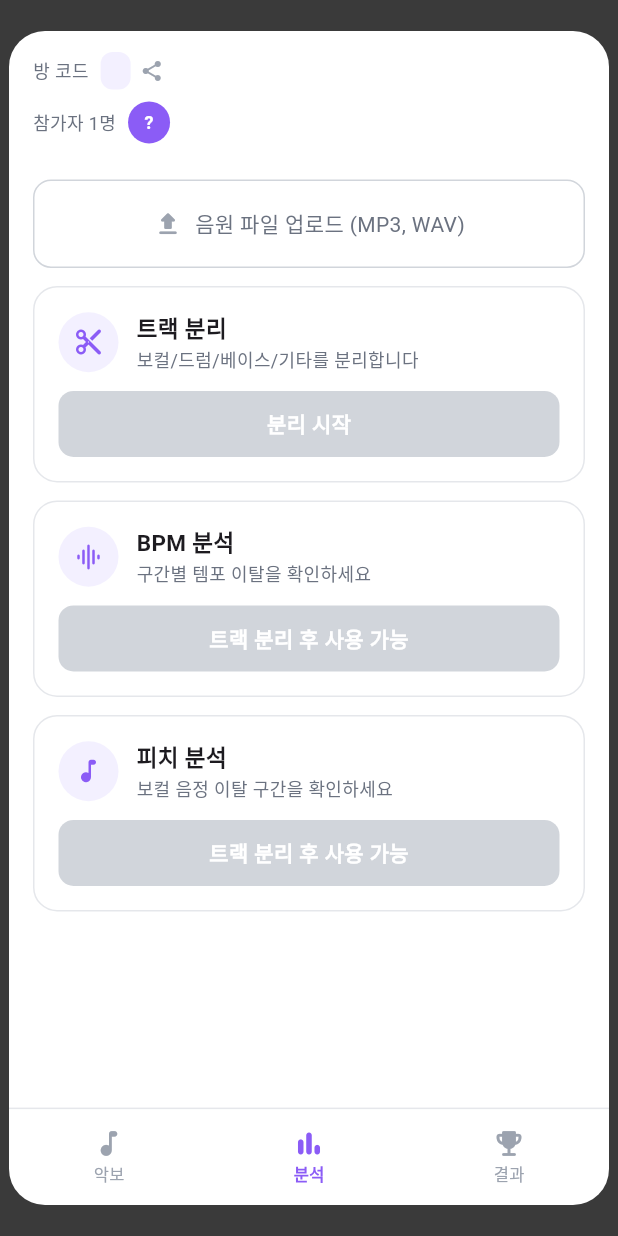
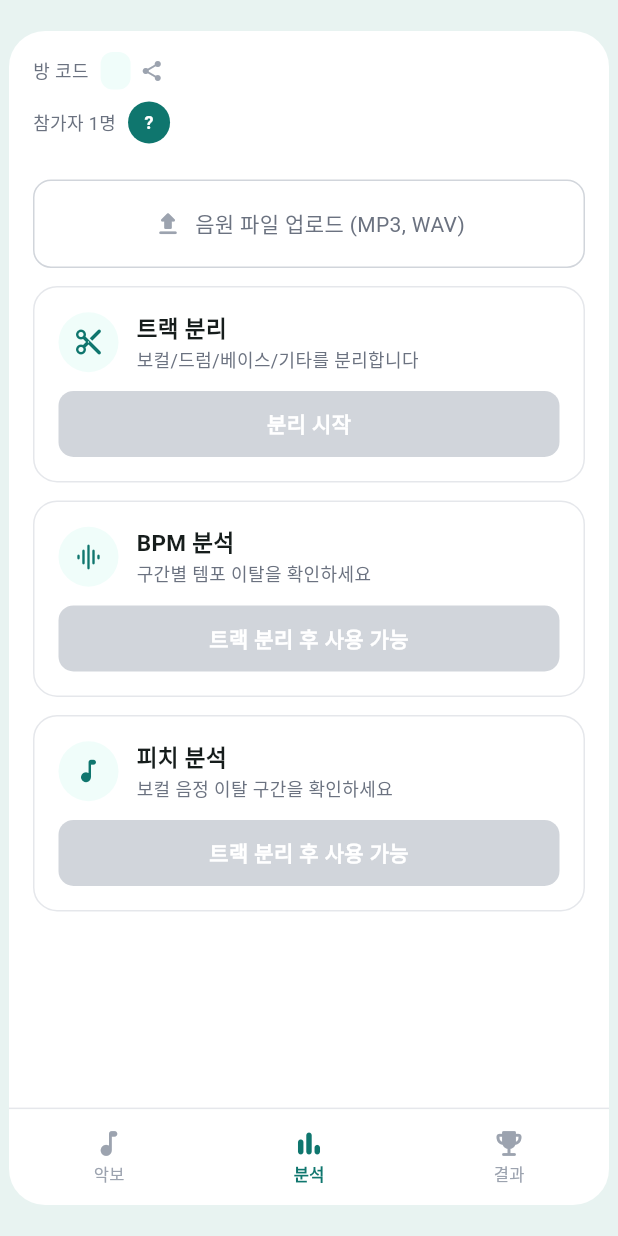
Before and after one commit to rlaalswo1222/EnsembleSync, a Flutter app: the MainScreen screen opened directly with empty values, item 2 of the bottom bar chosen, on a phone screen of 412 x 824 dp. Run offline on Flutter 3.47's test engine with Material 3 defaults, Android fonts, the phone set to English and light mode, and no system bars; our stand-ins replace audioplayers, file_picker, image_cropper, image_picker; missing offline and left inert: pdfx; network calls fail; Roboto replaces fonts that are missing (Pretendard).

Commit message:
style: update app color theme

```diff
--- a/lib/main.dart
+++ b/lib/main.dart
@@ -18,9 +18,10 @@ class EnsembleSyncApp extends StatelessWidget {
       debugShowCheckedModeBanner: false,
       theme: ThemeData(
         colorScheme: ColorScheme.fromSeed(
-          seedColor: const Color(0xFF8B5CF6),
+          seedColor: const Color(0xFF0F766E),
           brightness: Brightness.light,
         ),
+        scaffoldBackgroundColor: const Color(0xFFF8FAFC),
         useMaterial3: true,
         fontFamily: 'Pretendard',
       ),
--- a/lib/screens/analysis_tab.dart
+++ b/lib/screens/analysis_tab.dart
@@ -34,7 +34,7 @@ class AnalysisTab extends StatefulWidget {
 }
 
 class _AnalysisTabState extends State<AnalysisTab> {
-  static const _purple = Color(0xFF8B5CF6);
+  static const _primary = Color(0xFF0F766E);
 
   Uint8List? _audioBytes;
   String? _audioFilename;
@@ -166,7 +166,7 @@ class _AnalysisTabState extends State<AnalysisTab> {
             onPressed: () => Navigator.pop(context),
             child: const Text(
               '확인',
-              style: TextStyle(color: _purple, fontWeight: FontWeight.w600),
+              style: TextStyle(color: _primary, fontWeight: FontWeight.w600),
             ),
           ),
         ],
@@ -319,12 +319,12 @@ class _AnalysisTabState extends State<AnalysisTab> {
       width: double.infinity,
       padding: const EdgeInsets.symmetric(horizontal: 16, vertical: 12),
       decoration: BoxDecoration(
-        color: const Color(0xFFF3F0FF),
+        color: const Color(0xFFF0FDFA),
         borderRadius: BorderRadius.circular(12),
       ),
       child: Row(
         children: [
-          const Icon(Icons.audio_file_rounded, color: _purple, size: 20),
+          const Icon(Icons.audio_file_rounded, color: _primary, size: 20),
           const SizedBox(width: 10),
           Expanded(
             child: Text(
@@ -378,10 +378,10 @@ class _AnalysisTabState extends State<AnalysisTab> {
                 width: 40,
                 height: 40,
                 decoration: const BoxDecoration(
-                  color: Color(0xFFF3F0FF),
+                  color: Color(0xFFF0FDFA),
                   shape: BoxShape.circle,
                 ),
-                child: Icon(icon, color: _purple, size: 20),
+                child: Icon(icon, color: _primary, size: 20),
               ),
               const SizedBox(width: 12),
               Expanded(
@@ -414,7 +414,7 @@ class _AnalysisTabState extends State<AnalysisTab> {
             else
               _ActionButton(
                 label: buttonLabel,
-                color: hasFile ? _purple : const Color(0xFFD1D5DB),
+                color: hasFile ? _primary : const Color(0xFFD1D5DB),
                 onTap: hasFile ? onStart : null,
               ),
           if (state == AnalysisState.loading) ...[
@@ -426,7 +426,7 @@ class _AnalysisTabState extends State<AnalysisTab> {
                   child: LinearProgressIndicator(
                     value: progressValue > 0 ? progressValue : null,
                     backgroundColor: const Color(0xFFE5E7EB),
-                    valueColor: const AlwaysStoppedAnimation(_purple),
+                    valueColor: const AlwaysStoppedAnimation(_primary),
                     minHeight: 44,
                   ),
                 ),
@@ -469,7 +469,7 @@ class _AnalysisTabState extends State<AnalysisTab> {
               ),
             ),
             const SizedBox(height: 8),
-            _ActionButton(label: '결과 보기', color: _purple, onTap: onResult),
+            _ActionButton(label: '결과 보기', color: _primary, onTap: onResult),
           ],
         ],
       ),
--- a/lib/screens/main_screen.dart
+++ b/lib/screens/main_screen.dart
@@ -34,7 +34,7 @@ class MainScreen extends StatefulWidget {
 }
 
 class _MainScreenState extends State<MainScreen> {
-  static const _purple = Color(0xFF8B5CF6);
+  static const _primary = Color(0xFF0F766E);
   static const _shareChannel = MethodChannel('ensemble_sync/share');
 
   late final WebSocketService _ws;
@@ -42,7 +42,7 @@ class _MainScreenState extends State<MainScreen> {
   final Map<int, List<Stroke>> _pageStrokes = {};
   Stroke? _currentStroke;
   DrawTool _tool = DrawTool.pen;
-  Color _penColor = _purple;
+  Color _penColor = _primary;
   final double _penWidth = 3.0;
 
   final List<Map<String, dynamic>> _participants = [];
@@ -360,7 +360,7 @@ class _MainScreenState extends State<MainScreen> {
       uiSettings: [
         AndroidUiSettings(
           toolbarTitle: '영역 선택',
-          toolbarColor: _purple,
+          toolbarColor: _primary,
           toolbarWidgetColor: Colors.white,
           initAspectRatio: CropAspectRatioPreset.original,
           lockAspectRatio: false,
@@ -389,7 +389,7 @@ class _MainScreenState extends State<MainScreen> {
       points: pts,
       color: Color(
         int.parse(
-              (payload['color'] as String? ?? '#8B5CF6').replaceFirst('#', ''),
+              (payload['color'] as String? ?? '#0F766E').replaceFirst('#', ''),
               radix: 16,
             ) |
             0xFF000000,
@@ -485,7 +485,7 @@ class _MainScreenState extends State<MainScreen> {
 
   void _showColorPicker() {
     final colors = [
-      _purple,
+      _primary,
       const Color(0xFFEC4899),
       const Color(0xFF10B981),
       const Color(0xFFF59E0B),
@@ -518,7 +518,7 @@ class _MainScreenState extends State<MainScreen> {
                   color: color,
                   shape: BoxShape.circle,
                   border: Border.all(
-                    color: selected ? _purple : Colors.grey.shade300,
+                    color: selected ? _primary : Colors.grey.shade300,
                     width: selected ? 3 : 1,
                   ),
                 ),
@@ -658,7 +658,7 @@ class _MainScreenState extends State<MainScreen> {
   @override
   Widget build(BuildContext context) {
     return Scaffold(
-      backgroundColor: const Color(0xFF3A3A3A),
+      backgroundColor: const Color(0xFFE8F3F1),
       resizeToAvoidBottomInset: false,
       body: SafeArea(
         child: Center(
@@ -707,7 +707,7 @@ class _MainScreenState extends State<MainScreen> {
           _ToolButton(
             icon: Icons.edit_rounded,
             selected: _tool == DrawTool.pen,
-            color: _purple,
+            color: _primary,
             onTap: () => setState(() => _tool = DrawTool.pen),
           ),
           const SizedBox(width: 4),
@@ -721,7 +721,7 @@ class _MainScreenState extends State<MainScreen> {
           _ToolButton(
             icon: Icons.auto_fix_normal_rounded,
             selected: _tool == DrawTool.eraser,
-            color: _purple,
+            color: _primary,
             onTap: () => setState(() => _tool = DrawTool.eraser),
           ),
           const SizedBox(width: 8),
@@ -741,7 +741,7 @@ class _MainScreenState extends State<MainScreen> {
           _ToolButton(
             icon: Icons.upload_rounded,
             selected: false,
-            color: _purple,
+            color: _primary,
             onTap: _showUploadSheet,
           ),
         ],
@@ -798,7 +798,7 @@ class _MainScreenState extends State<MainScreen> {
         ),
         clipBehavior: Clip.hardEdge,
         child: _isLoadingPdf || (_isPdf && _currentDisplayBytes == null)
-            ? const Center(child: CircularProgressIndicator(color: _purple))
+            ? const Center(child: CircularProgressIndicator(color: _primary))
             : _currentDisplayBytes == null
                 ? _buildEmptyScore()
                 : _buildCanvas(),
@@ -828,7 +828,7 @@ class _MainScreenState extends State<MainScreen> {
           ElevatedButton.icon(
             onPressed: _showUploadSheet,
             style: ElevatedButton.styleFrom(
-              backgroundColor: _purple,
+              backgroundColor: _primary,
               foregroundColor: Colors.white,
               shape: RoundedRectangleBorder(
                   borderRadius: BorderRadius.circular(12)),
@@ -883,14 +883,14 @@ class _MainScreenState extends State<MainScreen> {
                     Icon(
                       entry.value['icon'] as IconData,
                       size: 22,
-                      color: selected ? _purple : const Color(0xFF9CA3AF),
+                      color: selected ? _primary : const Color(0xFF9CA3AF),
                     ),
                     const SizedBox(height: 2),
                     Text(
                       entry.value['label'] as String,
                       style: TextStyle(
                         fontSize: 11,
-                        color: selected ? _purple : const Color(0xFF9CA3AF),
+                        color: selected ? _primary : const Color(0xFF9CA3AF),
                         fontWeight:
                             selected ? FontWeight.w600 : FontWeight.normal,
                       ),
--- a/lib/screens/result_tab.dart
+++ b/lib/screens/result_tab.dart
@@ -103,7 +103,7 @@ class _ResultTabState extends State<ResultTab> {
   Widget build(BuildContext context) {
     if (_isLoading) {
       return const Center(
-        child: CircularProgressIndicator(color: Color(0xFF8B5CF6)),
+        child: CircularProgressIndicator(color: Color(0xFF0F766E)),
       );
     }
 
--- a/lib/widgets/room_header.dart
+++ b/lib/widgets/room_header.dart
@@ -1,9 +1,9 @@
 import 'package:flutter/material.dart';
 
 class RoomHeader extends StatelessWidget {
-  static const _purple = Color(0xFF8B5CF6);
+  static const _primary = Color(0xFF0F766E);
   static const _avatarColors = [
-    Color(0xFF8B5CF6),
+    Color(0xFF0F766E),
     Color(0xFFEC4899),
     Color(0xFF10B981),
     Color(0xFFF59E0B),
@@ -37,7 +37,7 @@ class RoomHeader extends StatelessWidget {
                 padding:
                     const EdgeInsets.symmetric(horizontal: 10, vertical: 3),
                 decoration: BoxDecoration(
-                  color: const Color(0xFFF3F0FF),
+                  color: const Color(0xFFF0FDFA),
                   borderRadius: BorderRadius.circular(8),
                 ),
                 child: Text(
@@ -45,7 +45,7 @@ class RoomHeader extends StatelessWidget {
                   style: const TextStyle(
                     fontSize: 13,
                     fontWeight: FontWeight.bold,
-                    color: _purple,
+                    color: _primary,
                     letterSpacing: 1.5,
                   ),
                 ),
```
Also changed, not shown: lib/screens/home_screen.dart (+15 -15 lines), lib/screens/join_room_screen.dart (+7 -7 lines), lib/widgets/bpm_result_view.dart (+10 -10 lines), lib/widgets/track_result_view.dart (+10 -10 lines).
